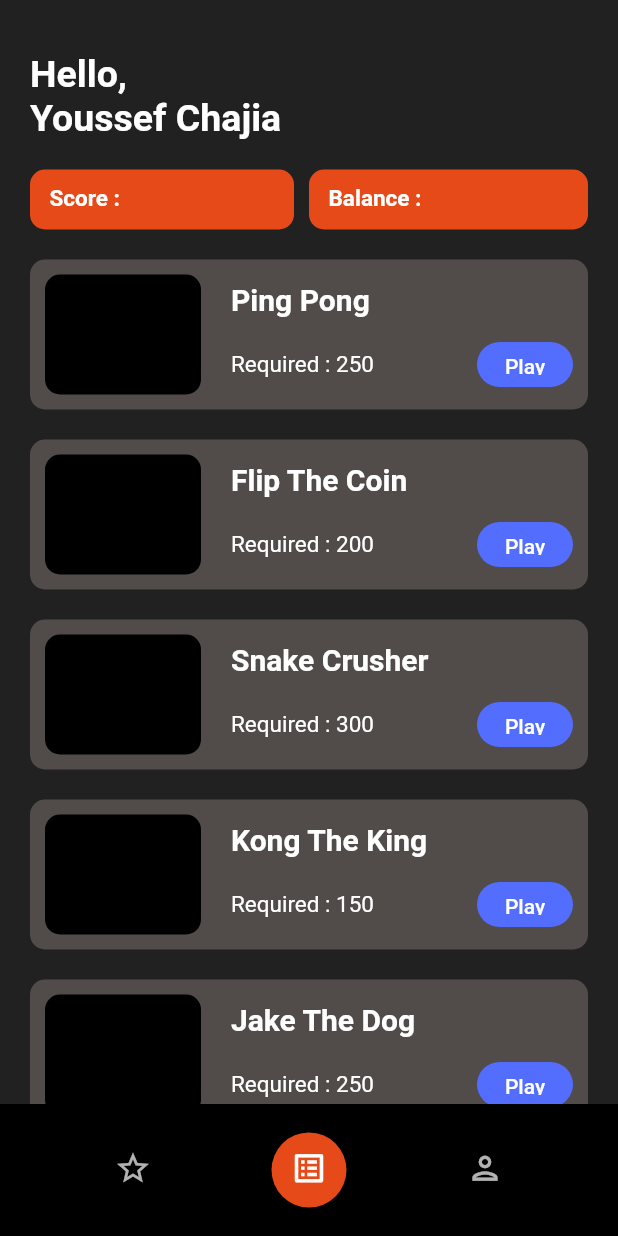
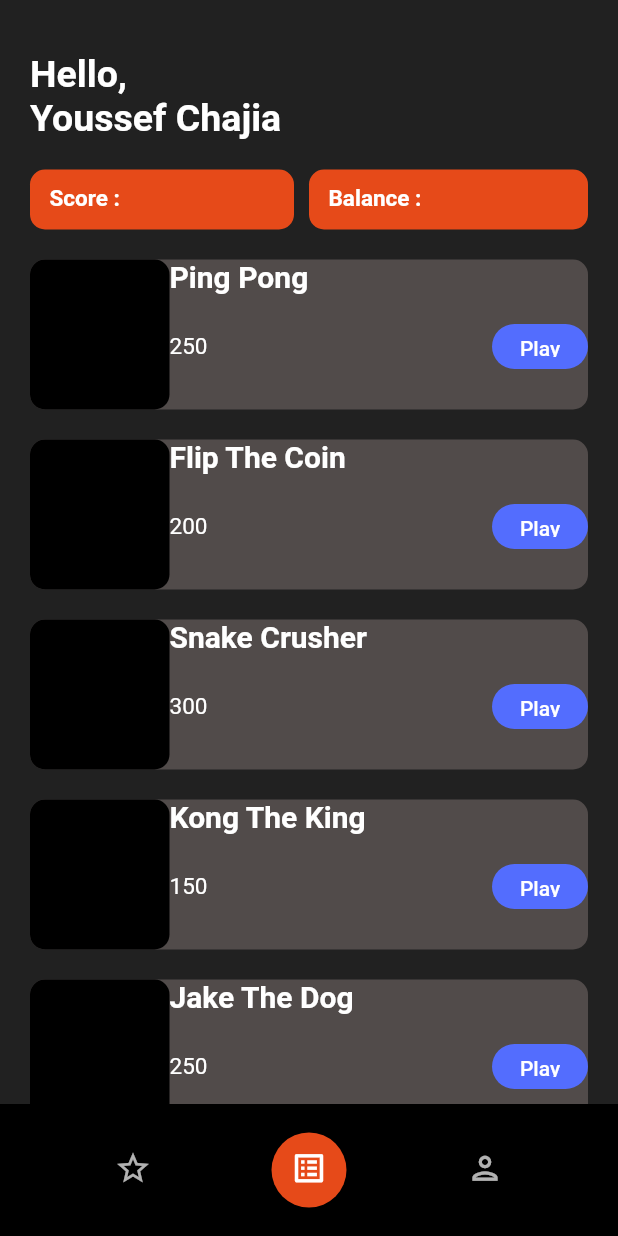
Before and after one commit to YoussefChajia/game-prize, a Flutter app: the screen it shows after launch, item 2 of the bottom bar chosen, on a phone screen of 412 x 824 dp. Run offline on Flutter 3.47's test engine with Material 2 defaults, Android fonts, the phone set to English and light mode, and no system bars.

Commit message:
Commit to revert

```diff
--- a/lib/widgets/game_card.dart
+++ b/lib/widgets/game_card.dart
@@ -28,23 +28,18 @@ class _GameCardState extends State<GameCard> {
                 children: [
                   Expanded(
                     flex: 1,
-                    child: Padding(
-                      padding: EdgeInsets.all(10.0),
                     child: Container(
+                      width: 85.0,
                       decoration: BoxDecoration(
                         borderRadius: BorderRadius.circular(10.0),
                         color: Colors.black,
                       ),
                     ),
                   ),
-                  ),
                   Expanded(
-                    flex: 2,
-                    child: Padding(
-                      padding: EdgeInsets.symmetric(vertical: 15.0, horizontal: 10.0),
+                    flex: 3,
                     child: Container(
                       child: Column(
-                          mainAxisAlignment: MainAxisAlignment.spaceBetween,
                         crossAxisAlignment: CrossAxisAlignment.start,
                         children: [
                           Text(
@@ -55,11 +50,12 @@ class _GameCardState extends State<GameCard> {
                               fontWeight: FontWeight.bold,
                             ),
                           ),
+                          SizedBox(height: 20.0),
                           Row(
                             mainAxisAlignment: MainAxisAlignment.spaceBetween,
                             children: [
                               Text(
-                                  'Required : ${game.price}',
+                                game.price.toString(),
                                 style: TextStyle(
                                   color: Colors.white,
                                   fontSize: 15.0,
@@ -74,8 +70,7 @@ class _GameCardState extends State<GameCard> {
                                 ),
                                 child: TextButton(
                                   style: ButtonStyle(
-                                      foregroundColor:
-                                          MaterialStateProperty.all<Color>(Colors.white),
+                                    foregroundColor: MaterialStateProperty.all<Color>(Colors.white),
                                   ),
                                   onPressed: () {},
                                   child: Text('Play'),
@@ -84,7 +79,6 @@ class _GameCardState extends State<GameCard> {
                             ],
                           ),
                         ],
-                        ),
                       ),
                     ),
                   ),
```
Lines whose indentation alone changed are shown as unchanged.
